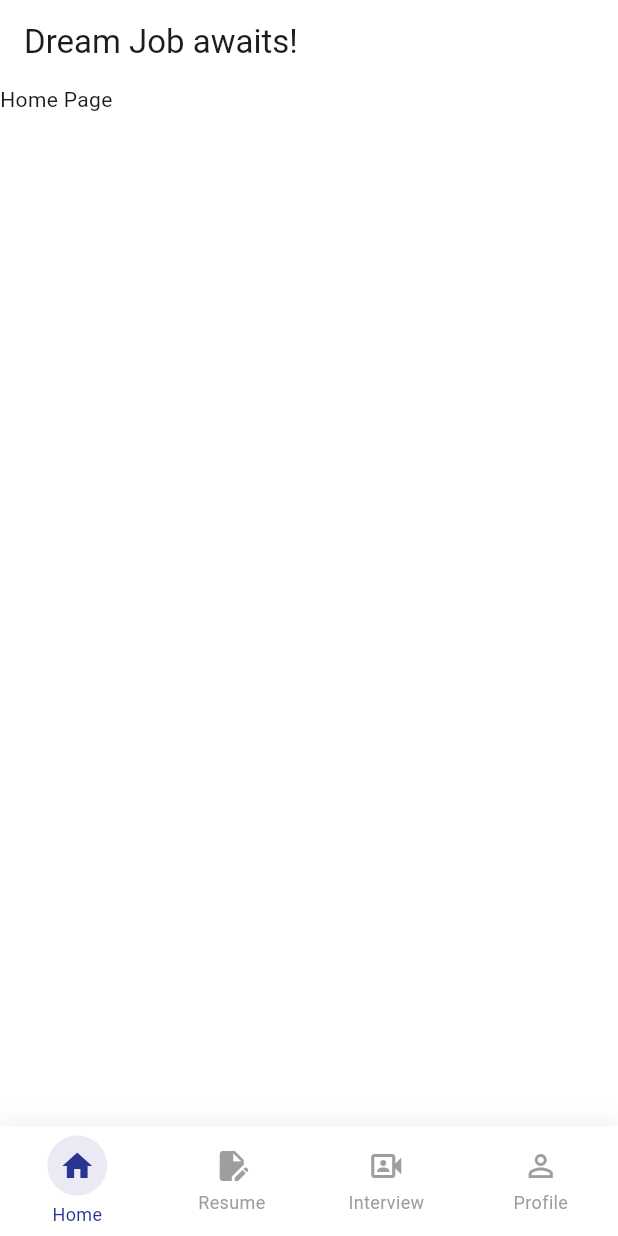
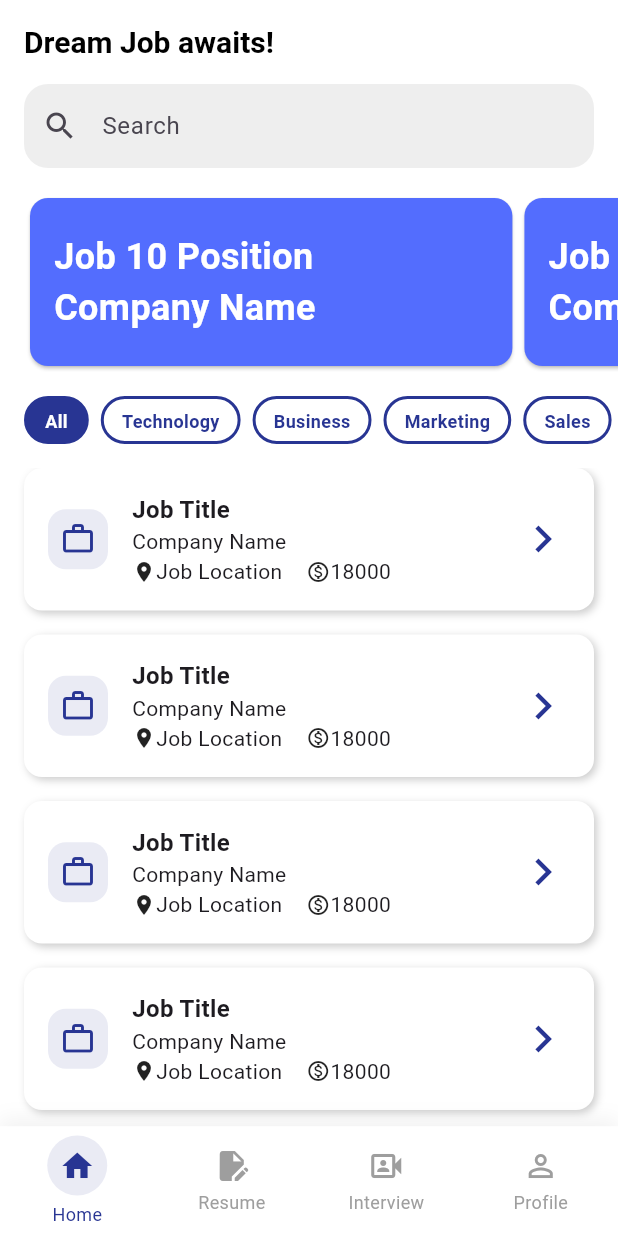
Before and after one commit to Unknowkubbrother/ExtremeHR, a Flutter app: the MainNavigationPage screen opened directly, on a phone screen of 412 x 824 dp. Run offline on Flutter 3.47's test engine with Material 3 defaults, Android fonts, the light colour scheme and no system bars.

Commit message:
add : home page

```diff
--- /dev/null
+++ b/client/lib/src/components/HomePage/filter.dart
@@ -0,0 +1,74 @@
+import 'package:client/src/constants/app_colors.dart';
+import 'package:client/src/constants/app_font_sizes.dart';
+import 'package:flutter/material.dart';
+
+class Filter extends StatefulWidget {
+  const Filter({super.key});
+
+  @override
+  State<Filter> createState() => _FilterState();
+}
+
+class _FilterState extends State<Filter> {
+  final List<String> _filters = [
+    "All",
+    "Technology",
+    "Business",
+    "Marketing",
+    "Sales",
+    "Finance",
+    "Human Resources",
+    "Education",
+    "Healthcare",
+    "Customer Service",
+  ];
+
+  int _selectedIndex = 0;
+
+  @override
+  Widget build(BuildContext context) {
+    return Padding(
+      padding: const EdgeInsets.only(left: 16.0),
+      child: SizedBox(
+        height: 32,
+        child: ListView.separated(
+          scrollDirection: Axis.horizontal,
+          itemCount: _filters.length,
+          separatorBuilder: (context, index) => const SizedBox(width: 8),
+          itemBuilder: (context, index) {
+            return GestureDetector(
+              onTap: () {
+                setState(() {
+                  _selectedIndex = index;
+                });
+              },
+              child: Container(
+                padding: const EdgeInsets.symmetric(
+                  horizontal: 12,
+                  vertical: 6,
+                ),
+                decoration: BoxDecoration(
+                  borderRadius: BorderRadius.circular(20),
+                  border: Border.all(width: 2, color: AppColors.primary),
+                  color: _selectedIndex == index
+                      ? AppColors.primary
+                      : Colors.transparent,
+                ),
+                child: Text(
+                  _filters[index],
+                  style: TextStyle(
+                    fontSize: AppFontSizes.small,
+                    color: _selectedIndex == index
+                        ? Colors.white
+                        : AppColors.primary,
+                    fontWeight: FontWeight.bold,
+                  ),
+                ),
+              ),
+            );
+          },
+        ),
+      ),
+    );
+  }
+}
--- /dev/null
+++ b/client/lib/src/components/HomePage/home_job_page.dart
@@ -0,0 +1,36 @@
+import 'package:client/src/components/HomePage/filter.dart';
+import 'package:client/src/components/HomePage/job_card_list.dart';
+import 'package:client/src/components/HomePage/recommend.dart';
+import 'package:client/src/components/HomePage/search_bar.dart';
+import 'package:flutter/material.dart';
+
+class HomeJobPage extends StatefulWidget {
+  const HomeJobPage({super.key});
+
+  @override
+  State<HomeJobPage> createState() => _HomeJobPageState();
+}
+
+void _search(String q) {
+  debugPrint("search: $q");
+}
+
+class _HomeJobPageState extends State<HomeJobPage> {
+  @override
+  Widget build(BuildContext context) {
+    return Column(
+      children: [
+        Padding(
+          padding: const EdgeInsets.symmetric(horizontal: 16.0),
+          child: SearchJobBar(onSearch: _search),
+        ),
+        const SizedBox(height: 16),
+        Recommend(),
+        const SizedBox(height: 16),
+        Filter(),
+        const SizedBox(height: 16),
+        JobCardList(),
+      ],
+    );
+  }
+}
--- /dev/null
+++ b/client/lib/src/components/HomePage/job_card_list.dart
@@ -0,0 +1,71 @@
+import 'package:client/src/components/HomePage/card_list.dart';
+import 'package:client/src/constants/app_font_sizes.dart';
+import 'package:flutter/material.dart';
+import 'package:client/src/components/JobDetailPage/job_detail_page.dart';
+
+class JobCardList extends StatefulWidget {
+  const JobCardList({super.key});
+
+  @override
+  State<JobCardList> createState() => _JobCardListState();
+}
+
+class _JobCardListState extends State<JobCardList> {
+  @override
+  Widget build(BuildContext context) {
+    return Expanded(
+      child: ListView.separated(
+        itemCount: 10,
+        separatorBuilder: (context, index) => const SizedBox(height: 16),
+        itemBuilder: (context, index) {
+          return Padding(
+            padding: const EdgeInsets.symmetric(horizontal: 16.0),
+            child: CardList(
+              icon: Icons.work_outline,
+              action: () {
+                debugPrint("Job Card Clicked");
+                Navigator.push(
+                  context,
+                  MaterialPageRoute(
+                    builder: (context) => const JobDetailPage(),
+                  ),
+                );
+              },
+              child: Column(
+                crossAxisAlignment: CrossAxisAlignment.start,
+                children: [
+                  Text(
+                    "Job Title",
+                    style: TextStyle(
+                      fontWeight: FontWeight.bold,
+                      fontSize: AppFontSizes.body,
+                    ),
+                  ),
+                  Text(
+                    "Company Name",
+                    style: TextStyle(fontSize: AppFontSizes.caption),
+                  ),
+                  Row(
+                    children: [
+                      Icon(Icons.location_on, size: 16),
+                      Text(
+                        "Job Location",
+                        style: TextStyle(fontSize: AppFontSizes.caption),
+                      ),
+                      SizedBox(width: 16),
+                      Icon(Icons.monetization_on_outlined, size: 16),
+                      Text(
+                        "18000",
+                        style: TextStyle(fontSize: AppFontSizes.caption),
+                      ),
+                    ],
+                  ),
+                ],
+              ),
+            ),
+          );
+        },
+      ),
+    );
+  }
+}
--- a/client/lib/src/components/HomePage/main_navigation_page.dart
+++ b/client/lib/src/components/HomePage/main_navigation_page.dart
@@ -1,7 +1,9 @@
+import 'package:client/src/components/HomePage/home_job_page.dart';
 import 'package:client/src/components/ProfilePage/profile_page.dart';
 import 'package:client/src/components/ResumePage/resume_page.dart';
 import 'package:client/src/constants/app_colors.dart';
 import 'package:flutter/material.dart';
+import 'package:client/src/constants/app_font_sizes.dart';
 
 class MainNavigationPage extends StatefulWidget {
   const MainNavigationPage({super.key});
@@ -14,17 +16,45 @@ class _MainNavigationPageState extends State<MainNavigationPage> {
   int _selectedIndex = 0;
 
   static const List<Widget> _widgetOptions = <Widget>[
-    Text('Home Page'),
+    HomeJobPage(),
     ResumePage(),
     Text('Interview Page'),
     ProfilePage(),
   ];
 
   static const List<Widget> _widgetTitle = <Widget>[
-    Text('Dream Job awaits!'),
-    Text('Resume Extraction'),
-    Text('AI Interview'),
-    Text('Profile'),
+    Text(
+      'Dream Job awaits!',
+      style: TextStyle(
+        color: AppColors.textPrimaryTo,
+        fontSize: AppFontSizes.subtitle,
+        fontWeight: FontWeight.bold,
+      ),
+    ),
+    Text(
+      'Resume Extraction',
+      style: TextStyle(
+        color: AppColors.textPrimaryTo,
+        fontSize: AppFontSizes.subtitle,
+        fontWeight: FontWeight.bold,
+      ),
+    ),
+    Text(
+      'AI Interview',
+      style: TextStyle(
+        color: AppColors.textPrimaryTo,
+        fontSize: AppFontSizes.subtitle,
+        fontWeight: FontWeight.bold,
+      ),
+    ),
+    Text(
+      'Profile',
+      style: TextStyle(
+        color: AppColors.textPrimaryTo,
+        fontSize: AppFontSizes.subtitle,
+        fontWeight: FontWeight.bold,
+      ),
+    ),
   ];
 
   void _onItemTapped(int index) {
@@ -111,7 +141,7 @@ class _MainNavigationPageState extends State<MainNavigationPage> {
         margin: const EdgeInsets.only(bottom: 4),
         padding: const EdgeInsets.all(8),
         decoration: BoxDecoration(
-          color: AppColors.primary.withOpacity(0.1),
+          color: AppColors.primary.withValues(alpha: 0.1),
           shape: BoxShape.circle,
         ),
         child: Icon(activeIcon, color: AppColors.primary),
--- /dev/null
+++ b/client/lib/src/components/HomePage/recommend.dart
@@ -0,0 +1,59 @@
+import 'package:client/src/constants/app_colors.dart';
+import 'package:client/src/constants/app_font_sizes.dart';
+import 'package:flutter/material.dart';
+
+class Recommend extends StatefulWidget {
+  const Recommend({super.key});
+
+  @override
+  State<Recommend> createState() => _RecommendState();
+}
+
+class _RecommendState extends State<Recommend> {
+  @override
+  Widget build(BuildContext context) {
+    return Padding(
+      padding: const EdgeInsets.only(left: 16.0),
+      child: SizedBox(
+        height: 120,
+        child: ListView.builder(
+          scrollDirection: Axis.horizontal,
+          itemCount: 10,
+          itemBuilder: (context, index) {
+            return SizedBox(
+              width: MediaQuery.of(context).size.width * 0.8,
+              child: Card(
+                color: AppColors.secondary,
+                child: Padding(
+                  padding: const EdgeInsets.all(16.0),
+                  child: Column(
+                    mainAxisAlignment: MainAxisAlignment.center,
+                    crossAxisAlignment: CrossAxisAlignment.start,
+                    children: [
+                      Text(
+                        "Job 10 Position",
+                        style: TextStyle(
+                          color: AppColors.textPrimary,
+                          fontWeight: FontWeight.bold,
+                          fontSize: AppFontSizes.title,
+                        ),
+                      ),
+                      Text(
+                        "Company Name",
+                        style: TextStyle(
+                          color: AppColors.textPrimary,
+                          fontWeight: FontWeight.bold,
+                          fontSize: AppFontSizes.title,
+                        ),
+                      ),
+                    ],
+                  ),
+                ),
+              ),
+            );
+          },
+        ),
+      ),
+    );
+  }
+}
--- /dev/null
+++ b/client/lib/src/components/HomePage/search_bar.dart
@@ -0,0 +1,43 @@
+import 'dart:async';
+import 'package:flutter/material.dart';
+
+class SearchJobBar extends StatefulWidget {
+  const SearchJobBar({super.key, required this.onSearch});
+  final void Function(String q) onSearch;
+
+  @override
+  State<SearchJobBar> createState() => _SearchJobBarState();
+}
+
+class _SearchJobBarState extends State<SearchJobBar> {
+  Timer? _t;
+
+  @override
+  void dispose() {
+    _t?.cancel();
+    super.dispose();
+  }
+
+  @override
+  Widget build(BuildContext context) {
+    return TextField(
+      onChanged: (v) {
+        _t?.cancel();
+        _t = Timer(const Duration(milliseconds: 500), () {
+          print("search: $v");
+          widget.onSearch(v.trim());
+        });
+      },
+      decoration: InputDecoration(
+        hintText: "Search",
+        prefixIcon: const Icon(Icons.search),
+        filled: true,
+        fillColor: Colors.grey.shade200,
+        border: OutlineInputBorder(
+          borderRadius: BorderRadius.circular(16),
+          borderSide: BorderSide.none,
+        ),
+      ),
+    );
+  }
+}
--- /dev/null
+++ b/client/lib/src/components/JobDetailPage/job_detail_page.dart
@@ -0,0 +1,81 @@
+import 'package:client/src/constants/app_colors.dart';
+import 'package:client/src/constants/app_font_sizes.dart';
+import 'package:flutter/material.dart';
+
+class JobDetailPage extends StatelessWidget {
+  const JobDetailPage({super.key});
+
+  @override
+  Widget build(BuildContext context) {
+    return Scaffold(
+      backgroundColor: AppColors.primary,
+      appBar: AppBar(
+        foregroundColor: AppColors.textPrimary,
+        backgroundColor: AppColors.primary,
+        title: Text(
+          "Job Detail",
+          style: TextStyle(
+            color: AppColors.textPrimary,
+            fontSize: AppFontSizes.subtitle,
+            fontWeight: FontWeight.bold,
+          ),
+        ),
+      ),
+      body: Column(
+        crossAxisAlignment: CrossAxisAlignment.stretch,
+        children: [
+          Padding(
+            padding: EdgeInsets.all(18),
+            child: Column(
+              crossAxisAlignment: CrossAxisAlignment.start,
+              children: [
+                Text(
+                  "Job Title",
+                  style: TextStyle(
+                    fontWeight: FontWeight.bold,
+                    fontSize: AppFontSizes.title,
+                    color: AppColors.textPrimary,
+                  ),
+                ),
+                Text(
+                  "Company Name",
+                  style: TextStyle(
+                    fontSize: AppFontSizes.body,
+                    color: AppColors.textPrimary,
+                  ),
+                ),
+                Row(
+                  children: [
+                    Icon(
+                      Icons.location_on,
+                      size: 16,
+                      color: AppColors.textPrimary,
+                    ),
+                    Text(
+                      "Job Location",
+                      style: TextStyle(
+                        fontSize: AppFontSizes.body,
+                        color: AppColors.textPrimary,
+                      ),
+                    ),
+                    SizedBox(width: 16),
+                  ],
+                ),
+              ],
+            ),
+          ),
+          Expanded(
+            child: Container(
+              padding: EdgeInsets.all(32),
+              decoration: BoxDecoration(
+                color: AppColors.background,
+                borderRadius: BorderRadius.vertical(top: Radius.circular(32)),
+              ),
+              child: Text("hello"),
+            ),
+          ),
+        ],
+      ),
+    );
+  }
+}
--- a/client/lib/src/components/ProfilePage/profile_page.dart
+++ b/client/lib/src/components/ProfilePage/profile_page.dart
@@ -1,3 +1,4 @@
+import 'package:client/src/components/AuthPage/auth_page.dart';
 import 'package:client/src/components/HomePage/card_list.dart';
 import 'package:client/src/components/ResumePage/card_content.dart';
 import 'package:client/src/constants/app_colors.dart';
@@ -62,6 +63,10 @@ class ProfilePage extends StatelessWidget {
                 borderRadius: BorderRadius.circular(12),
                 onTap: () {
                   debugPrint("Logout");
+                  Navigator.pushReplacement(
+                    context,
+                    MaterialPageRoute(builder: (context) => const AuthPage()),
+                  );
                 },
                 child: Padding(
                   padding: const EdgeInsets.all(16),
```
